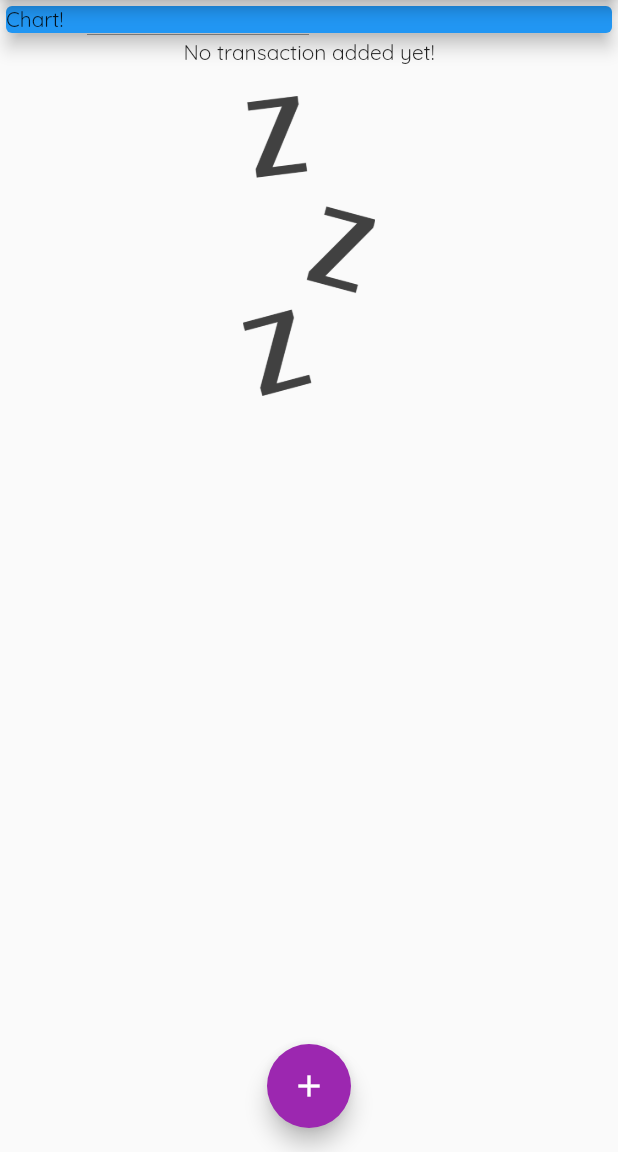
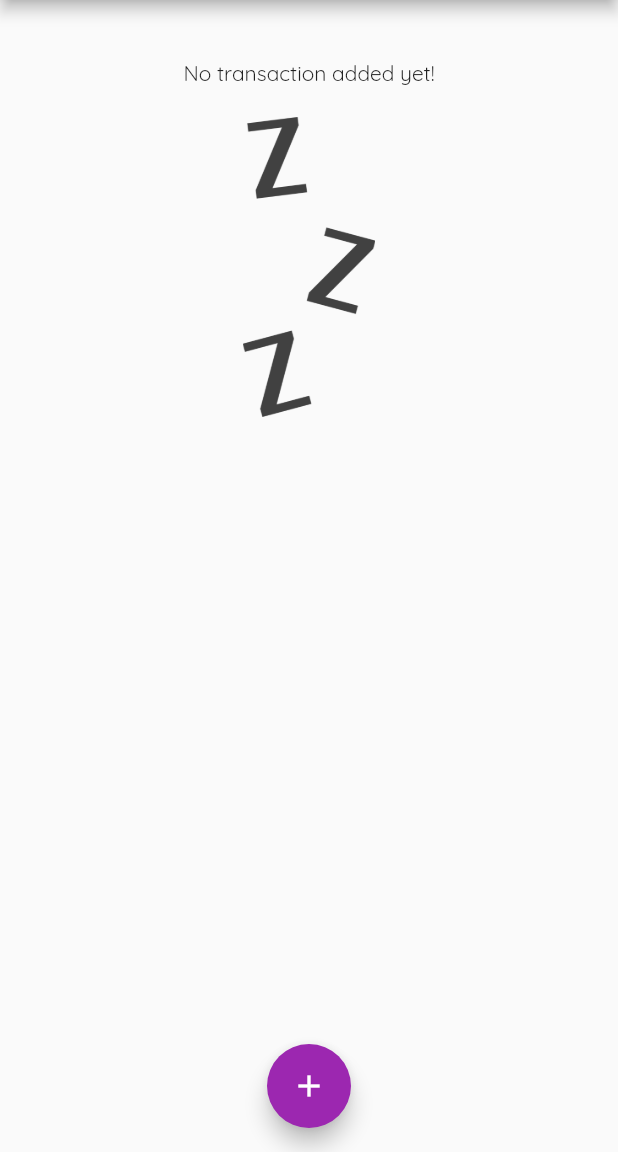
Before and after one commit to Hazrulidham28/money_tracker, a Flutter app: the screen it shows after launch, on a phone screen of 412 x 824 dp, the part 84-1236 px from its top. Run offline on Flutter 3.47's test engine with Material 2 defaults, Android fonts, the phone set to English and light mode, and no system bars.

```diff
--- a/lib/main.dart
+++ b/lib/main.dart
@@ -1,4 +1,5 @@
 import 'package:flutter/material.dart';
+import 'package:money_tracker/widgets/chart.dart';
 import 'package:money_tracker/widgets/new_transaction.dart';
 import 'package:money_tracker/widgets/transaction_list.dart';
 import './models/transaction.dart';
@@ -47,6 +48,16 @@ class _MyHomePageState extends State<MyHomePage> {
     ), */
   ];
 
+  List<Transaction> get _recentTransactions {
+    return _userTransactions.where((tx) {
+      return tx.date.isAfter(
+        DateTime.now().subtract(
+          Duration(days: 7),
+        ),
+      );
+    }).toList();
+  }
+
   void _addNewTransaction(String txTitle, double txAmount) {
     final newTx = Transaction(
         title: txTitle,
@@ -92,15 +103,8 @@ class _MyHomePageState extends State<MyHomePage> {
           mainAxisAlignment: MainAxisAlignment.start,
           crossAxisAlignment: CrossAxisAlignment.center,
           children: <Widget>[
-            Container(
-              width: double.infinity,
-              child: const Card(
-                color: Colors.blue,
-                elevation: 5,
-                child: Text('Chart!'),
-              ),
-            ),
-            TransactionList(_userTransactions)
+            Chart(_recentTransactions),
+            TransactionList(_userTransactions),
           ],
         ),
       ),
--- /dev/null
+++ b/lib/widgets/chart.dart
@@ -0,0 +1,49 @@
+import 'package:flutter/material.dart';
+import '../models/transaction.dart';
+import 'package:intl/intl.dart';
+
+class Chart extends StatelessWidget {
+  final List<Transaction> recentTransactions;
+
+  Chart(this.recentTransactions);
+
+  List<Map<String, Object>> get groupedTransactionValues {
+    return List.generate(7, (index) {
+      final weekDay = DateTime.now().subtract(
+        Duration(days: index),
+      );
+
+      //find the transaction on that day
+      double totalSum = 0.0;
+
+      for (var i = 0; i < recentTransactions.length; i++) {
+        if (recentTransactions[i].date.day == weekDay.day &&
+            recentTransactions[i].date.month == weekDay.month &&
+            recentTransactions[i].date.year == weekDay.year) {
+          totalSum += recentTransactions[i].amount;
+        }
+      }
+
+      print(DateFormat.E().format(weekDay));
+      print(totalSum);
+
+      return {
+        'day': DateFormat.E().format(weekDay),
+        'amount': totalSum,
+      };
+    });
+  }
+
+  @override
+  Widget build(BuildContext context) {
+    print(groupedTransactionValues);
+
+    return Card(
+      elevation: 6,
+      margin: EdgeInsets.all(20),
+      child: Row(
+        children: [],
+      ),
+    );
+  }
+}
```
